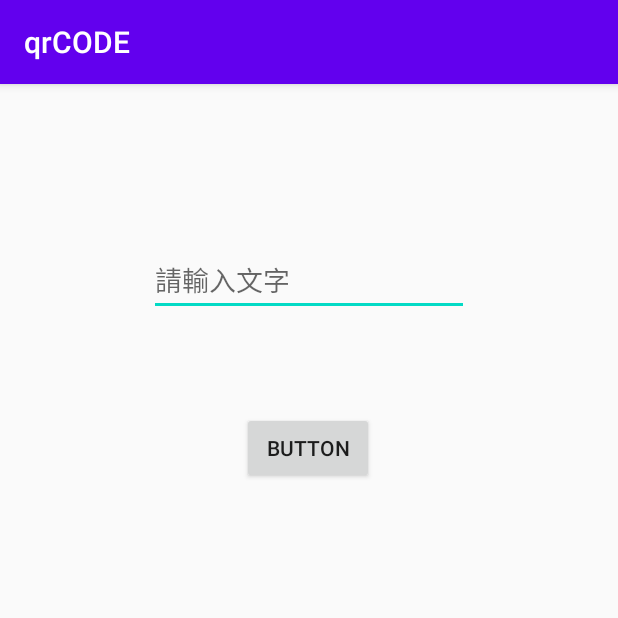
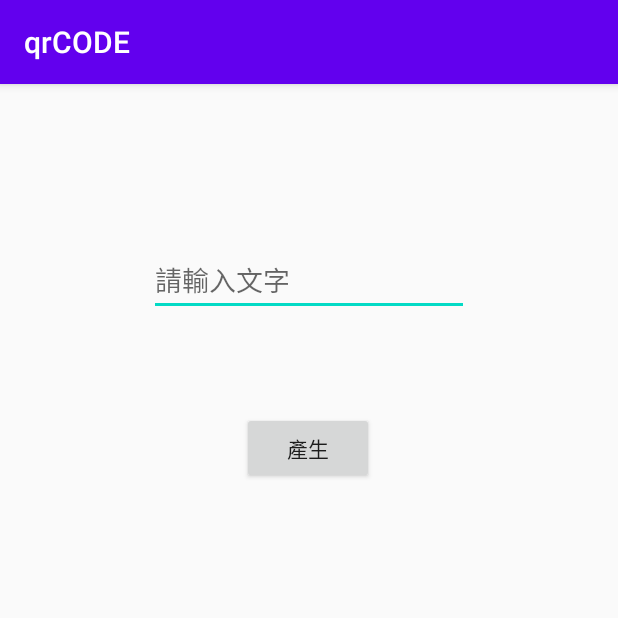
Before and after one commit to neverforgiveu/Java-Diary, an Android app: the screen it shows after launch (MainActivity), on a phone screen of 412 x 824 dp, the top half of it. Run offline under Robolectric (Android 15) with nearby library versions, the phone set to English and light mode, and no system bars; libraries missing offline, so code that uses them is left out: com.journeyapps.barcodescanner.

Commit message:
20201014

```diff
--- a/app/src/main/java/com/example/qrcode/MainActivity.kt
+++ b/app/src/main/java/com/example/qrcode/MainActivity.kt
@@ -1,6 +1,7 @@
 package com.example.qrcode
 
 import android.content.Intent
+import android.content.pm.PackageManager
 import android.net.Uri
 import android.os.Bundle
 import android.widget.EditText
@@ -20,16 +21,38 @@ class MainActivity : AppCompatActivity() {
         setContentView(R.layout.activity_main)
         First.imgView = findViewById<ImageView>(R.id.imageView)
         First.edtext = findViewById<EditText>(R.id.ed1)
+
+        val packageManager = packageManager
+        val activities: List<*> = packageManager.queryIntentActivities(
+            intent,
+            PackageManager.MATCH_DEFAULT_ONLY
+        )
+        val isIntentSafe = activities.isNotEmpty()
+
         bt1.setOnClickListener {
-           gotoWeb("https://oldgrayduck.blogspot.com/2015/11/android-studio-zxing-qr-code.html")
+            if(bt1.text == "產生"){
+                if(isIntentSafe){
+                    getQRcode("https://www.google.com/?client=safari")
+                    //gotoWeb("https://www.google.com/?client=safari")
+                    bt1.text = "清除"
+                }else{
+                    print("沒有應用程式可以開啟")
+                }
+            }else{
+                bt1.text = "產生"
+                imageView.setImageBitmap(null)
+                ed1.setText("")
+            }
         }
+
+
     }
 
-    private fun getQRcode(url : String){
+    private fun getQRcode(url: String){
         val encoder = BarcodeEncoder()
         try {
             val bit = encoder.encodeBitmap(
-               url, BarcodeFormat.QR_CODE, 250, 250
+                url, BarcodeFormat.QR_CODE, 250, 250
             )
             imgView?.setImageBitmap(bit)
         } catch (e: WriterException) {
@@ -37,8 +60,8 @@ class MainActivity : AppCompatActivity() {
         }
     }
 
-    private fun gotoWeb(url : String){
-        getQRcode(url)
+    private fun gotoWeb(url: String){
+        //getQRcode(url)
 
         val uri: Uri = Uri.parse(url)
         val intent = Intent(Intent.ACTION_VIEW, uri)
@@ -49,7 +72,7 @@ class MainActivity : AppCompatActivity() {
 
 
     companion object First{
-       var imgView : ImageView? = null
+         var imgView : ImageView? = null
         var edtext :EditText? = null
     }
 }
--- a/app/src/main/res/layout/activity_main.xml
+++ b/app/src/main/res/layout/activity_main.xml
@@ -24,7 +24,7 @@
         android:id="@+id/bt1"
         android:layout_width="wrap_content"
         android:layout_height="wrap_content"
-        android:text="Button"
+        android:text="產生"
         app:layout_constraintBottom_toBottomOf="parent"
         app:layout_constraintHorizontal_bias="0.498"
         app:layout_constraintLeft_toLeftOf="parent"
@@ -34,8 +34,8 @@
 
     <ImageView
         android:id="@+id/imageView"
-        android:layout_width="300dp"
-        android:layout_height="300dp"
+        android:layout_width="250dp"
+        android:layout_height="250dp"
         android:layout_marginTop="24dp"
         app:layout_constraintLeft_toLeftOf="parent"
         app:layout_constraintRight_toRightOf="parent"
```
